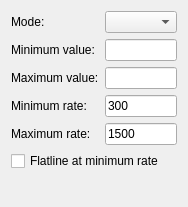
Before: the Qt Designer form src/rateform.ui in flysight/flysight-configurator, drawn with Qt 5.
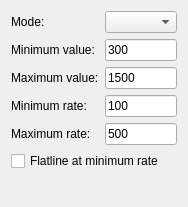
After: the same form once the commit is applied.

Commit message: Populate rate form

```diff
--- a/src/rateform.ui
+++ b/src/rateform.ui
@@ -34,10 +34,13 @@
       </widget>
      </item>
      <item row="1" column="1">
-      <widget class="QLineEdit" name="minimumEdit">
+      <widget class="QLineEdit" name="minimumValueEdit">
        <property name="inputMethodHints">
         <set>Qt::ImhDigitsOnly</set>
        </property>
+       <property name="text">
+        <string>300</string>
+       </property>
       </widget>
      </item>
      <item row="2" column="0">
@@ -48,10 +51,13 @@
       </widget>
      </item>
      <item row="2" column="1">
-      <widget class="QLineEdit" name="maximumEdit">
+      <widget class="QLineEdit" name="maximumValueEdit">
        <property name="inputMethodHints">
         <set>Qt::ImhDigitsOnly</set>
        </property>
+       <property name="text">
+        <string>1500</string>
+       </property>
       </widget>
      </item>
      <item row="3" column="0">
@@ -62,12 +68,12 @@
       </widget>
      </item>
      <item row="3" column="1">
-      <widget class="QLineEdit" name="minimumEdit_2">
+      <widget class="QLineEdit" name="minimumEdit">
        <property name="inputMethodHints">
         <set>Qt::ImhDigitsOnly</set>
        </property>
        <property name="text">
-        <string>300</string>
+        <string>100</string>
        </property>
       </widget>
      </item>
@@ -79,12 +85,12 @@
       </widget>
      </item>
      <item row="4" column="1">
-      <widget class="QLineEdit" name="maximumEdit_2">
+      <widget class="QLineEdit" name="maximumEdit">
        <property name="inputMethodHints">
         <set>Qt::ImhDigitsOnly</set>
        </property>
        <property name="text">
-        <string>1500</string>
+        <string>500</string>
        </property>
       </widget>
      </item>
```
Left out of the diff: 2 changed lines with no effect on the pictures. The commit also changes 2 other files.
